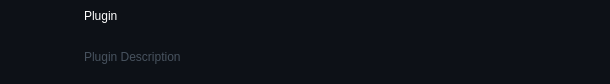
Above: widgets/plugin_design.ui from An72ty/ITTOOLS2.0.0demo before the change. Below: the same form after it.
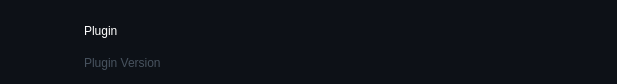
That is the form after the change. Icons and pictures are not drawn.

Commit message: changed view of plugins

```diff
--- a/widgets/plugin_design.ui
+++ b/widgets/plugin_design.ui
@@ -6,7 +6,7 @@
    <rect>
     <x>0</x>
     <y>0</y>
-    <width>610</width>
+    <width>617</width>
     <height>84</height>
    </rect>
   </property>
@@ -14,20 +14,24 @@
    <string>Plugin</string>
   </property>
   <property name="styleSheet">
-   <string notr="true">background-color: #0d1117;
-color: white;</string>
+   <string notr="true">QWidget {
+	background-color: #0d1117;
+	border: none;
+}</string>
   </property>
   <widget class="QLabel" name="name">
    <property name="geometry">
     <rect>
      <x>84</x>
-     <y>0</y>
+     <y>10</y>
      <width>380</width>
-     <height>31</height>
+     <height>41</height>
     </rect>
    </property>
    <property name="styleSheet">
-    <string notr="true">font: 20px &quot;Verdana&quot;;</string>
+    <string notr="true">font: 20px &quot;Verdana&quot;;
+color: white;
+border: none;</string>
    </property>
    <property name="text">
     <string>Plugin</string>
@@ -161,17 +165,18 @@
    <property name="geometry">
     <rect>
      <x>84</x>
-     <y>31</y>
+     <y>53</y>
      <width>380</width>
-     <height>51</height>
+     <height>20</height>
     </rect>
    </property>
    <property name="styleSheet">
     <string notr="true">font: 15px &quot;Verdana&quot;;
-color: #47525E;</string>
+color: #47525E;
+border: none;</string>
    </property>
    <property name="text">
-    <string>Plugin Description</string>
+    <string>Plugin Version</string>
    </property>
   </widget>
  </widget>
```
Left out of the diff: 5 changed lines with no effect on the pictures. The commit also changes 7 other files.
